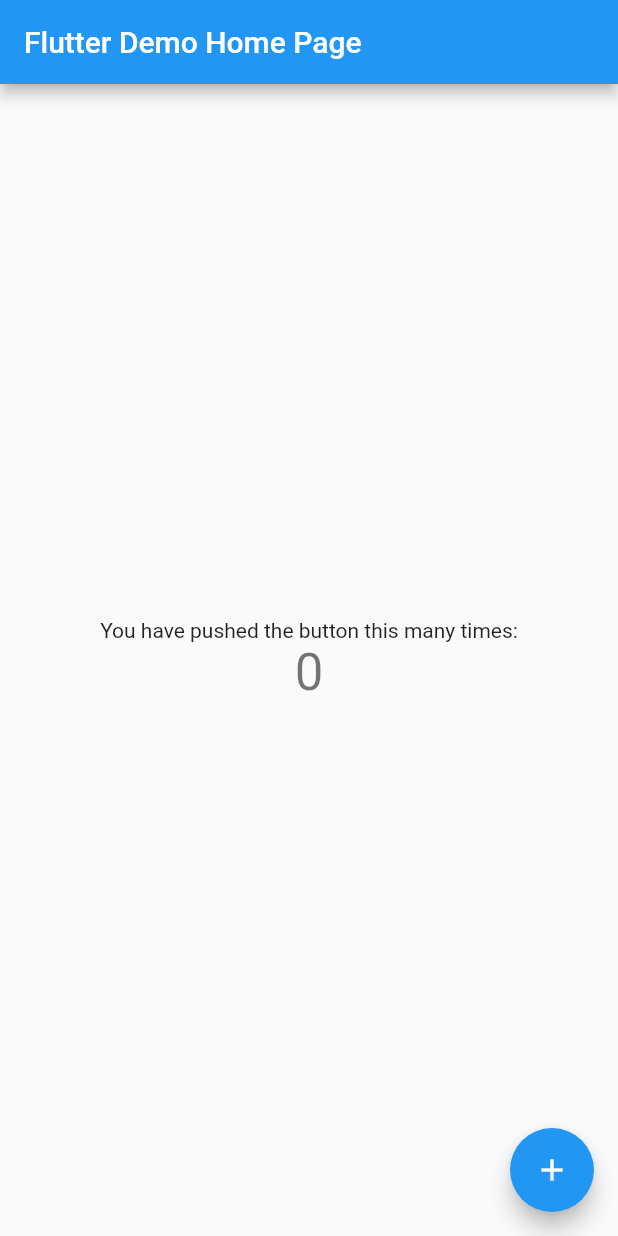
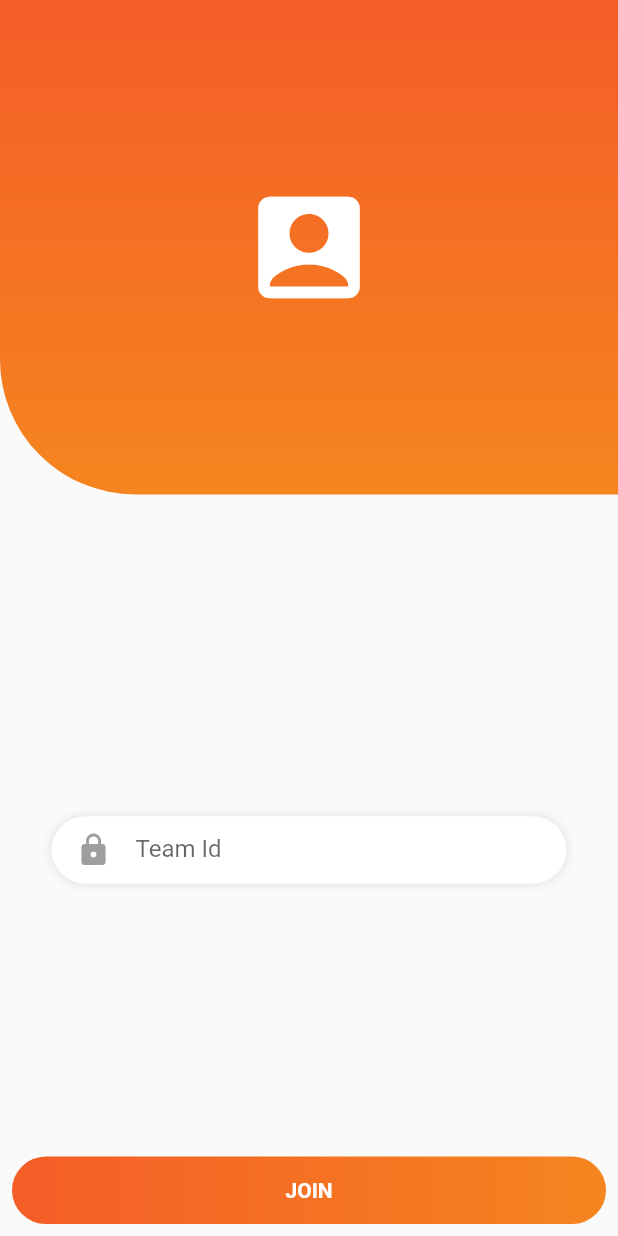
Before and after one commit to sarthaksadh01/treasure_hunt_client, a Flutter app: the screen it shows after launch, on a phone screen of 412 x 824 dp. Run offline on Flutter 3.47's test engine with Material 2 defaults, Android fonts, the light colour scheme and no system bars; our stand-ins replace shared_preferences.

Commit message:
added login and splash screen ui

```diff
--- /dev/null
+++ b/lib/login.dart
@@ -0,0 +1,137 @@
+import 'package:flutter/material.dart';
+
+class Login extends StatefulWidget {
+  @override
+  _LoginState createState() => _LoginState();
+}
+
+class _LoginState extends State<Login> {
+  var loading=false;
+  @override
+  Widget build(BuildContext context) {
+    return Scaffold(
+      body: SingleChildScrollView(
+        child: Container(
+          child: Column(
+            children: <Widget>[
+              Container(
+                width: MediaQuery.of(context).size.width,
+                height: MediaQuery.of(context).size.height / 2.5,
+                decoration: BoxDecoration(
+                    gradient: LinearGradient(
+                      begin: Alignment.topCenter,
+                      end: Alignment.bottomCenter,
+                      colors: [Color(0xFFf45d27), Color(0xFFf5851f)],
+                    ),
+                    borderRadius:
+                        BorderRadius.only(bottomLeft: Radius.circular(90))),
+                child: Column(
+                  mainAxisAlignment: MainAxisAlignment.center,
+                  children: <Widget>[
+                    Spacer(),
+                    Align(
+                      alignment: Alignment.center,
+                      child:
+                      Icon(
+                        Icons.account_box,
+                        size: 90,
+                        color: Colors.white,
+                      ),
+                    ),
+                    Spacer(),
+
+                  ],
+                ),
+              ),
+              Container(
+                height: MediaQuery.of(context).size.height / 2,
+                width: MediaQuery.of(context).size.width,
+                padding: EdgeInsets.only(top: 62),
+                child: Column(
+                  mainAxisAlignment: MainAxisAlignment.center,
+                  children: <Widget>[
+                    Container(
+                      width: MediaQuery.of(context).size.width / 1.2,
+                      height: 45,
+                      padding: EdgeInsets.only(
+                          top: 4, left: 16, right: 16, bottom: 4),
+                      decoration: BoxDecoration(
+                          borderRadius: BorderRadius.all(Radius.circular(50)),
+                          color: Colors.white,
+                          boxShadow: [
+                            BoxShadow(color: Colors.black12, blurRadius: 5)
+                          ]),
+                      child: TextField(
+                        onChanged: (val) {
+                          setState(() {
+                            // email = val;
+                          });
+                        },
+                        decoration: InputDecoration(
+                          border: InputBorder.none,
+                          icon: Icon(
+                            Icons.lock,
+                            color: Colors.grey,
+                          ),
+                          hintText: 'Team Id',
+                        ),
+                      ),
+                    ),
+
+
+                    // Spacer(),
+
+                  ],
+                ),
+              )
+            ],
+          ),
+        ),
+      ),
+      bottomNavigationBar:   Padding(
+        padding: const EdgeInsets.all(8.0),
+        child: InkWell(
+                        onTap: () {
+                          _login();
+                        },
+                        child: Container(
+                          height: 45,
+                          width: MediaQuery.of(context).size.width / 1.2,
+                          decoration: BoxDecoration(
+                              gradient: LinearGradient(
+                                colors: [Color(0xFFf45d27), Color(0xFFf5851f)],
+                              ),
+                              borderRadius:
+                                  BorderRadius.all(Radius.circular(50))),
+                          child: Center(
+                            child: loading == false
+                                ? Text(
+                                    'Join'.toUpperCase(),
+                                    style: TextStyle(
+                                        color: Colors.white,
+                                        fontWeight: FontWeight.bold),
+                                  )
+                                : CircularProgressIndicator(
+                                    valueColor: new AlwaysStoppedAnimation<Color>(
+                                      Colors.white,
+                                    ),
+                                  ),
+                          ),
+                        ),
+                      ),
+      ),
+    );
+  }
+
+
+
+_login(){
+
+  setState(() {
+    loading=true;
+  });
+
+}
+
+
+}
--- a/lib/main.dart
+++ b/lib/main.dart
@@ -1,111 +1,33 @@
 import 'package:flutter/material.dart';
 
-void main() => runApp(MyApp());
+import './splash.dart';
+import './login.dart';
 
-class MyApp extends StatelessWidget {
-  // This widget is the root of your application.
-  @override
-  Widget build(BuildContext context) {
-    return MaterialApp(
-      title: 'Flutter Demo',
-      theme: ThemeData(
-        // This is the theme of your application.
-        //
-        // Try running your application with "flutter run". You'll see the
-        // application has a blue toolbar. Then, without quitting the app, try
-        // changing the primarySwatch below to Colors.green and then invoke
-        // "hot reload" (press "r" in the console where you ran "flutter run",
-        // or simply save your changes to "hot reload" in a Flutter IDE).
-        // Notice that the counter didn't reset back to zero; the application
-        // is not restarted.
-        primarySwatch: Colors.blue,
-      ),
-      home: MyHomePage(title: 'Flutter Demo Home Page'),
-    );
-  }
+void main() {
+
+  runApp(MaterialApp(
+    debugShowCheckedModeBanner: false,
+    theme: ThemeData(
+        primaryColor: Colors.blue, accentColor: Colors.blueAccent),
+    title: 'Treasure Hunt',
+    initialRoute: '/',
+    routes: {
+      '/': (context) => SplashScreen(),
+      '/Login': (context) => Login(),
+      // '/Home': (context) => MyHomePage(),
+
+      // '/Profile': (context) => Profile(),
+      // '/AddDesc': (context) => AddDescFull(),
+      // '/SignUpA': (context) => SignupAFull(),
+      // '/SignUpB': (context) => SignupBFull(),
+      // '/Sub': (context) => SubCategoryFull(),
+      // '/ScreenRecord': (context) => ScreenRecord(),
+      // '/ViewLive': (context) => ViewLive(),
+      // '/OtherProfile': (context) => OtherProfile(),
+      // '/Donate': (context) => Donate(),
+      // '/Wallet': (context) => Wallet(),
+      // 'Search': (context) => Search(),
+
+    },
+  ));
 }
-
-class MyHomePage extends StatefulWidget {
-  MyHomePage({Key key, this.title}) : super(key: key);
-
-  // This widget is the home page of your application. It is stateful, meaning
-  // that it has a State object (defined below) that contains fields that affect
-  // how it looks.
-
-  // This class is the configuration for the state. It holds the values (in this
-  // case the title) provided by the parent (in this case the App widget) and
-  // used by the build method of the State. Fields in a Widget subclass are
-  // always marked "final".
-
-  final String title;
-
-  @override
-  _MyHomePageState createState() => _MyHomePageState();
-}
-
-class _MyHomePageState extends State<MyHomePage> {
-  int _counter = 0;
-
-  void _incrementCounter() {
-    setState(() {
-      // This call to setState tells the Flutter framework that something has
-      // changed in this State, which causes it to rerun the build method below
-      // so that the display can reflect the updated values. If we changed
-      // _counter without calling setState(), then the build method would not be
-      // called again, and so nothing would appear to happen.
-      _counter++;
-    });
-  }
-
-  @override
-  Widget build(BuildContext context) {
-    // This method is rerun every time setState is called, for instance as done
-    // by the _incrementCounter method above.
-    //
-    // The Flutter framework has been optimized to make rerunning build methods
-    // fast, so that you can just rebuild anything that needs updating rather
-    // than having to individually change instances of widgets.
-    return Scaffold(
-      appBar: AppBar(
-        // Here we take the value from the MyHomePage object that was created by
-        // the App.build method, and use it to set our appbar title.
-        title: Text(widget.title),
-      ),
-      body: Center(
-        // Center is a layout widget. It takes a single child and positions it
-        // in the middle of the parent.
-        child: Column(
-          // Column is also a layout widget. It takes a list of children and
-          // arranges them vertically. By default, it sizes itself to fit its
-          // children horizontally, and tries to be as tall as its parent.
-          //
-          // Invoke "debug painting" (press "p" in the console, choose the
-          // "Toggle Debug Paint" action from the Flutter Inspector in Android
-          // Studio, or the "Toggle Debug Paint" command in Visual Studio Code)
-          // to see the wireframe for each widget.
-          //
-          // Column has various properties to control how it sizes itself and
-          // how it positions its children. Here we use mainAxisAlignment to
-          // center the children vertically; the main axis here is the vertical
-          // axis because Columns are vertical (the cross axis would be
-          // horizontal).
-          mainAxisAlignment: MainAxisAlignment.center,
-          children: <Widget>[
-            Text(
-              'You have pushed the button this many times:',
-            ),
-            Text(
-              '$_counter',
-              style: Theme.of(context).textTheme.display1,
-            ),
-          ],
-        ),
-      ),
-      floatingActionButton: FloatingActionButton(
-        onPressed: _incrementCounter,
-        tooltip: 'Increment',
-        child: Icon(Icons.add),
-      ), // This trailing comma makes auto-formatting nicer for build methods.
-    );
-  }
-}
--- a/pubspec.yaml
+++ b/pubspec.yaml
@@ -19,6 +19,7 @@
 dependencies:
   flutter:
     sdk: flutter
+  shared_preferences: ^0.5.3+4
 
   # The following adds the Cupertino Icons font to your application.
   # Use with the CupertinoIcons class for iOS style icons.
@@ -41,7 +42,8 @@
   uses-material-design: true
 
   # To add assets to your application, add an assets section, like this:
-  # assets:
+  assets:
+    - assets/treasure.png
   #  - images/a_dot_burr.jpeg
   #  - images/a_dot_ham.jpeg
 
```
Also changed, not shown: lib/splash.dart (added, +45 -0 lines), assets/treasure.png (added), lib/game.dart (added), lib/home.dart (added), lib/lb.dart (added), lib/rules.dart (added), pubspec.lock, 1 other file.
